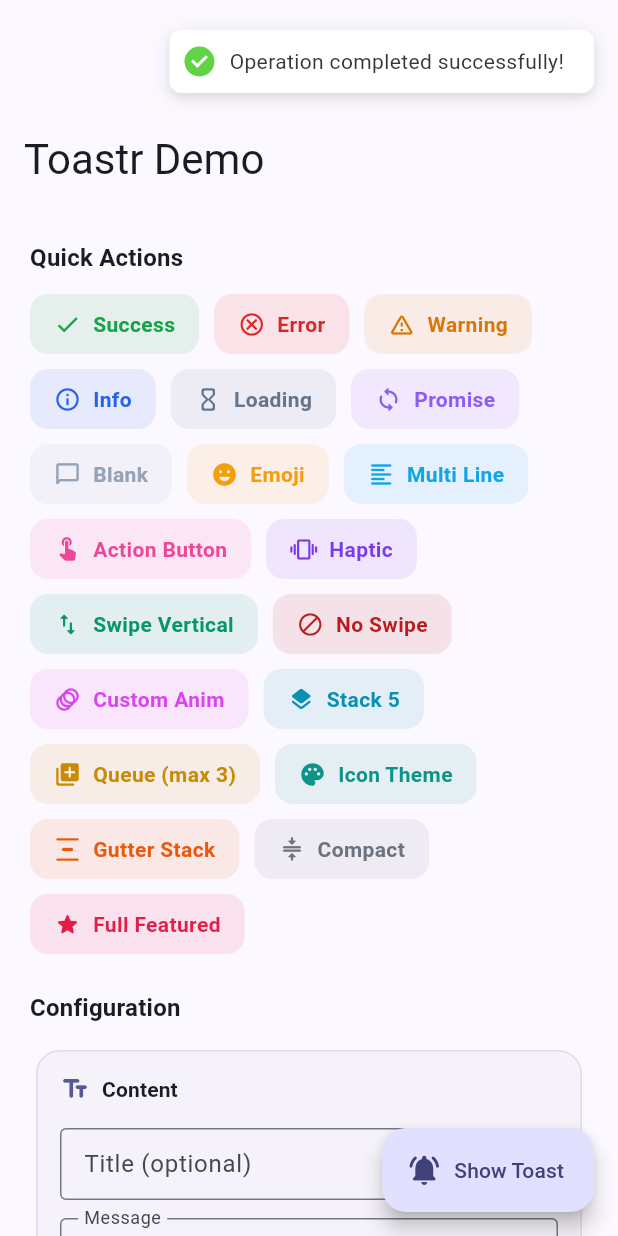
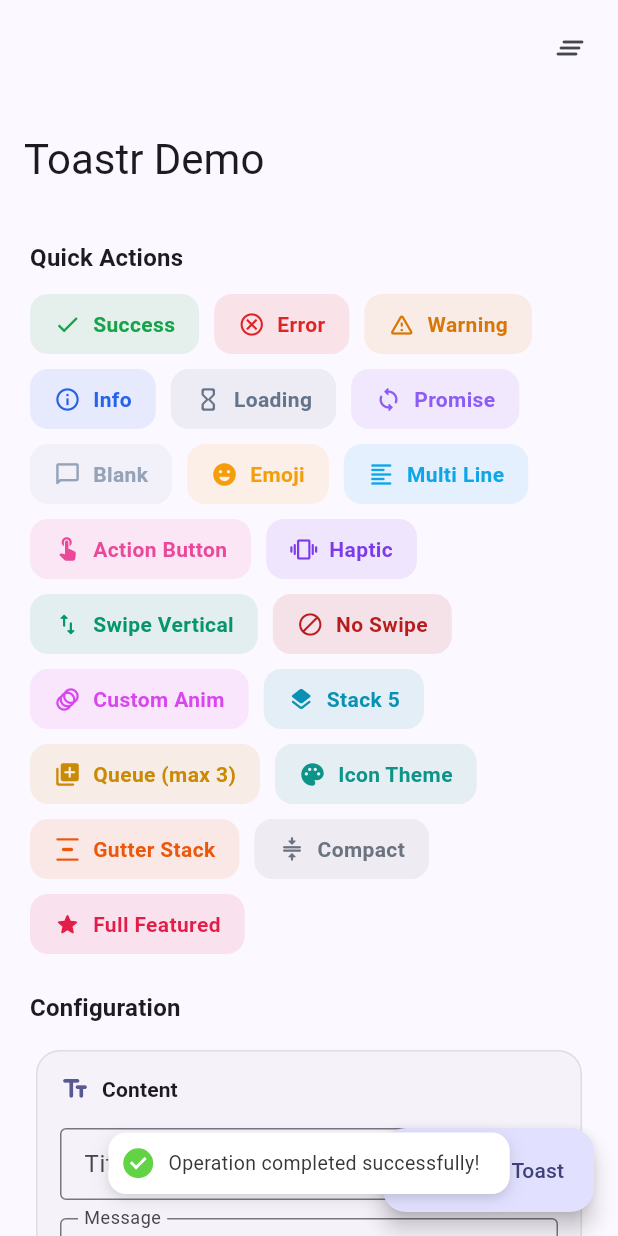
Before and after one commit to IgnacioMan1998/toastr, a Flutter app: the screen it shows after launch, after a tap on "Success", on a phone screen of 412 x 824 dp. Run offline on Flutter 3.47's test engine with Material 3 defaults, Android fonts, the phone set to English and light mode, and no system bars.

Commit message:
refactor: update default toastr position and enhance widget styling with customizable border radius and improved text properties

```diff
--- a/lib/src/utils/toastr_helper.dart
+++ b/lib/src/utils/toastr_helper.dart
@@ -27,7 +27,7 @@ class Toastr {
   static ToastrConfig _defaultConfig = const ToastrConfig(
     type: ToastrType.info,
     message: '',
-    position: ToastrPosition.topRight,
+    position: ToastrPosition.bottomCenter,
     duration: Duration(seconds: 5),
     showDuration: Duration(milliseconds: 300),
     hideDuration: Duration(milliseconds: 1000),
--- a/lib/src/widgets/toastr_widget.dart
+++ b/lib/src/widgets/toastr_widget.dart
@@ -568,8 +568,8 @@ class _ToastrWidgetState extends State<ToastrWidget> with TickerProviderStateMix
         height: 2,
         decoration: const BoxDecoration(
           borderRadius: BorderRadius.only(
-            bottomLeft: Radius.circular(8),
-            bottomRight: Radius.circular(8),
+            bottomLeft: Radius.circular(12),
+            bottomRight: Radius.circular(12),
           ),
           color: Color(0xFFE5E7EB),
         ),
@@ -666,7 +666,7 @@ class _ToastrWidgetState extends State<ToastrWidget> with TickerProviderStateMix
           margin: widget.config.margin ?? const EdgeInsets.symmetric(vertical: 4),
           decoration: widget.config.containerDecoration ?? BoxDecoration(
             color: bgColor,
-            borderRadius: BorderRadius.circular(8),
+            borderRadius: widget.config.borderRadius ?? BorderRadius.circular(12),
             boxShadow: [
               BoxShadow(
                 color: Color.fromRGBO(0, 0, 0, isDark ? 0.3 : 0.1),
@@ -681,7 +681,7 @@ class _ToastrWidgetState extends State<ToastrWidget> with TickerProviderStateMix
             ],
           ),
           child: ClipRRect(
-            borderRadius: BorderRadius.circular(8),
+            borderRadius: widget.config.borderRadius ?? BorderRadius.circular(12),
             child: Column(
               mainAxisSize: MainAxisSize.min,
               children: [
@@ -708,8 +708,8 @@ class _ToastrWidgetState extends State<ToastrWidget> with TickerProviderStateMix
                                 Text(
                                   widget.config.title!,
                                   style: TextStyle(
-                                    fontSize: 14,
-                                    fontWeight: FontWeight.w600,
+                                    fontSize: 15,
+                                    fontWeight: FontWeight.w700,
                                     color: textColor,
                                     height: 1.3,
                                     decoration: TextDecoration.none,
@@ -722,9 +722,11 @@ class _ToastrWidgetState extends State<ToastrWidget> with TickerProviderStateMix
                               Text(
                                 widget.config.message,
                                 style: TextStyle(
-                                  fontSize: 14,
+                                  fontSize: 13,
                                   fontWeight: FontWeight.w400,
-                                  color: textColor,
+                                  color: widget.config.title != null
+                                      ? textColor.withValues(alpha: 0.75)
+                                      : textColor,
                                   height: 1.3,
                                   decoration: TextDecoration.none,
                                 ),
@@ -832,21 +834,28 @@ class _ToastrWidgetState extends State<ToastrWidget> with TickerProviderStateMix
   Widget _buildActionButton(Color textColor) {
     final action = widget.config.action!;
     final accentColor = action.textColor ?? _getAccentColor();
+    final bgColor = action.backgroundColor ?? accentColor.withValues(alpha: 0.12);
     return Padding(
-      padding: const EdgeInsets.only(left: 12),
+      padding: const EdgeInsets.only(left: 10),
       child: GestureDetector(
         onTap: () {
           action.onPressed();
           if (action.dismissOnPressed) _dismiss();
         },
-        child: Text(
-          action.label,
-          style: TextStyle(
-            fontSize: 13,
-            fontWeight: FontWeight.w600,
-            color: accentColor,
-            decoration: TextDecoration.underline,
-            decorationColor: accentColor.withValues(alpha: 0.4),
+        child: Container(
+          padding: const EdgeInsets.symmetric(horizontal: 10, vertical: 5),
+          decoration: BoxDecoration(
+            color: bgColor,
+            borderRadius: BorderRadius.circular(20),
+          ),
+          child: Text(
+            action.label,
+            style: TextStyle(
+              fontSize: 12,
+              fontWeight: FontWeight.w600,
+              color: accentColor,
+              decoration: TextDecoration.none,
+            ),
           ),
         ),
       ),
```
